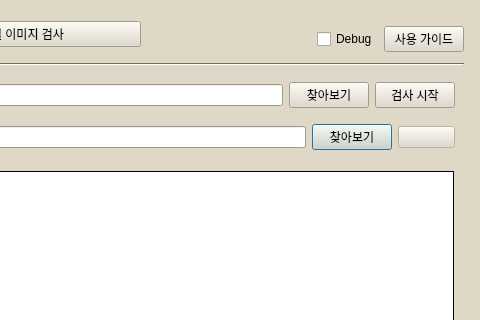
The window that GUI/test.ui (knudatascientists/lg-innotek-projects) describes before a commit, drawn with Qt 5; both pictures show x 356 to 836 and y 0 to 320 of the 836 by 900 pixel window.
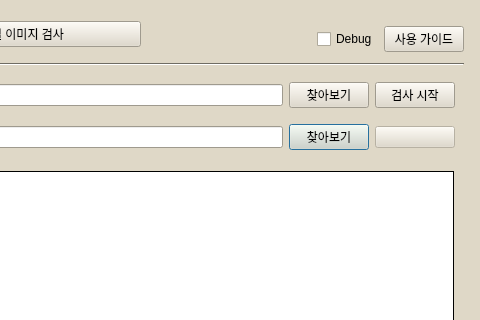
The same window after the commit.

The edit to the form file:
```diff
--- a/GUI/test.ui
+++ b/GUI/test.ui
@@ -512,8 +512,72 @@
            <property name="enabled">
             <bool>false</bool>
            </property>
+           <property name="palette">
+            <palette>
+             <active>
+              <colorrole role="Text">
+               <brush brushstyle="SolidPattern">
+                <color alpha="255">
+                 <red>0</red>
+                 <green>0</green>
+                 <blue>0</blue>
+                </color>
+               </brush>
+              </colorrole>
+              <colorrole role="ButtonText">
+               <brush brushstyle="SolidPattern">
+                <color alpha="0">
+                 <red>0</red>
+                 <green>0</green>
+                 <blue>0</blue>
+                </color>
+               </brush>
+              </colorrole>
+             </active>
+             <inactive>
+              <colorrole role="Text">
+               <brush brushstyle="SolidPattern">
+                <color alpha="0">
+                 <red>0</red>
+                 <green>0</green>
+                 <blue>0</blue>
+                </color>
+               </brush>
+              </colorrole>
+              <colorrole role="ButtonText">
+               <brush brushstyle="SolidPattern">
+                <color alpha="0">
+                 <red>0</red>
+                 <green>0</green>
+                 <blue>0</blue>
+                </color>
+               </brush>
+              </colorrole>
+             </inactive>
+             <disabled>
+              <colorrole role="Text">
+               <brush brushstyle="SolidPattern">
+                <color alpha="0">
+                 <red>111</red>
+                 <green>108</green>
+                 <blue>99</blue>
+                </color>
+               </brush>
+              </colorrole>
+              <colorrole role="ButtonText">
+               <brush brushstyle="SolidPattern">
+                <color alpha="0">
+                 <red>111</red>
+                 <green>108</green>
+                 <blue>99</blue>
+                </color>
+               </brush>
+              </colorrole>
+             </disabled>
+            </palette>
+           </property>
            <property name="text">
-            <string/>
+            <string>---</string>
            </property>
           </widget>
          </item>
```
